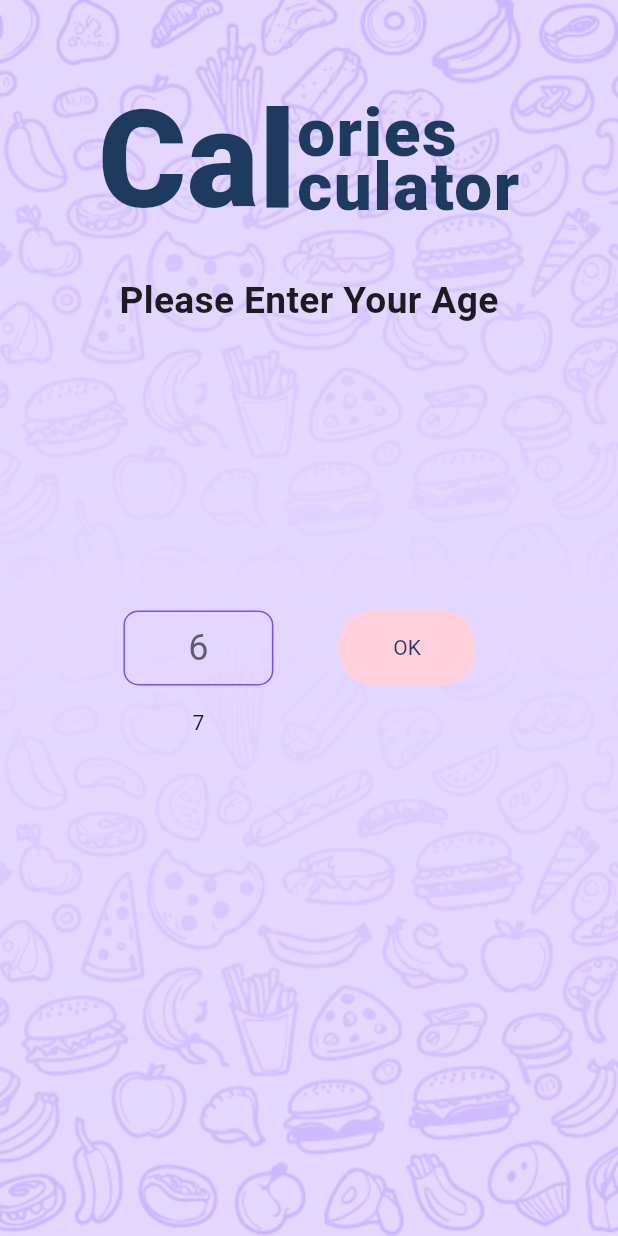
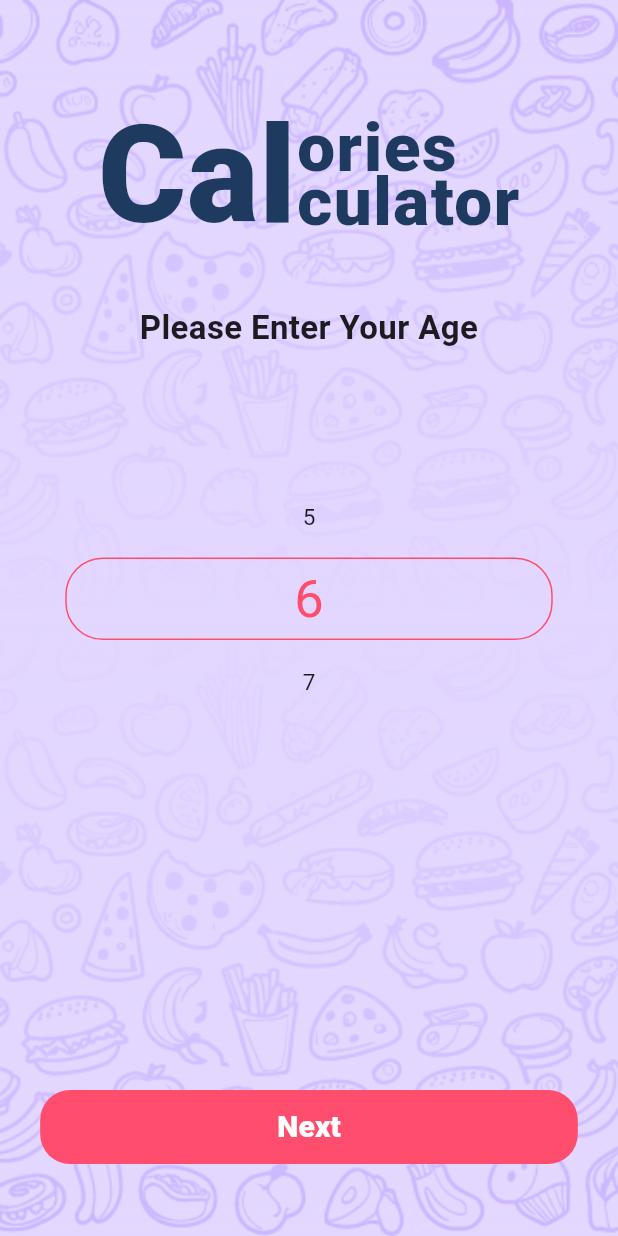
Before and after one commit to IzzaTech-Hub/CaloSmart, a Flutter app: the AgeView screen opened by its route, on a phone screen of 412 x 824 dp. Run offline on Flutter 3.47's test engine with Material 3 defaults, Android fonts, the light colour scheme and no system bars; drawn by our look-alikes of numberpicker; our stand-ins replace fl_chart, get, google_generative_ai, image_picker, shared_preferences, sqflite; accounts and stored records are empty.

Commit message:
muazzam side2

```diff
--- a/lib/app/modules/home/views/age_view.dart
+++ b/lib/app/modules/home/views/age_view.dart
@@ -73,9 +73,10 @@ class AgeView extends GetView<AgeController> {
             ),
           ),
           Padding(
-            padding: EdgeInsets.symmetric(vertical: size.height * 0.3),
+              padding: EdgeInsets.only(top: size.height * 0.35),
               child: Column(
-              mainAxisAlignment: MainAxisAlignment.start, // Aligns to the top
+                  mainAxisAlignment:
+                      MainAxisAlignment.start, // Aligns to the top
                   crossAxisAlignment: CrossAxisAlignment.center,
                   children: [
                     Row(
@@ -116,41 +117,41 @@ class AgeView extends GetView<AgeController> {
                         )
                       ],
                     ),
-                verticalSpace(size.height * 0.15),
+                    verticalSpace(size.height * 0.2),
                     Text(
                       "Please Enter Your Age",
-                  style: TextStyle(
-                      fontWeight: FontWeight.bold,
-                      fontSize: size.height * 0.12),
+                      style:
+                          TextStyle(fontWeight: FontWeight.bold, fontSize: 22),
                       textAlign: TextAlign.center,
                     ),
-                SizedBox(height: SizeConfig.screenHeight * 0.015),
+                    SizedBox(height: SizeConfig.screenHeight * 0.1),
                     Obx(() => InkWell(
                           onTap: () =>
                               print("My age is ${controller.selectedNumber}"),
-                      child: Container(
-                        decoration: BoxDecoration(
-                            // color: Colors.white,
-                            borderRadius: BorderRadius.circular(
-                                SizeConfig.screenHeight * 0.05)),
-                        height: SizeConfig.screenHeight * 0.49,
-                        width: SizeConfig.screenWidth * 0.75,
-                        child: Row(
+                          child: Column(
+                            mainAxisAlignment: MainAxisAlignment.spaceBetween,
                             crossAxisAlignment: CrossAxisAlignment.center,
-                          mainAxisAlignment: MainAxisAlignment.spaceEvenly,
                             children: [
                               NumberPicker(
                                 value: controller.selectedNumber.value,
-                              minValue: 6,
-                              maxValue: 95,
+                                minValue: 1,
+                                maxValue: 100,
+                                itemHeight: 55,
+                                itemWidth: 325,
+                                textStyle: TextStyle(fontSize: 15),
+                                selectedTextStyle: TextStyle(
+                                    fontSize: 35,
+                                    color: AppColors.secondaryColor),
+                                axis: Axis.vertical,
                                 onChanged: (newValue) =>
                                     controller.selectedNumber.value = newValue,
                                 decoration: BoxDecoration(
-                                borderRadius: BorderRadius.circular(10),
-                                border:
-                                    Border.all(color: Colors.deepPurpleAccent),
+                                    borderRadius: BorderRadius.circular(25),
+                                    border: Border.all(
+                                        color: AppColors.secondaryColor),
+                                    shape: BoxShape.rectangle),
                               ),
-                            ),
+                              verticalSpace(size.height * 1.15),
                               TextButton(
                                 onPressed: () async {
                                   final prefs =
@@ -163,27 +164,24 @@ class AgeView extends GetView<AgeController> {
                                 },
                                 child: Container(
                                   decoration: BoxDecoration(
-                                  borderRadius:
-                                      BorderRadius.circular(size.height * 0.15),
-                                  color: AppColors.primaryColor,
+                                    borderRadius: BorderRadius.circular(20),
+                                    color: AppColors.secondaryColor,
                                   ),
-                                height: size.height * 0.25,
-                                width: size.width * 0.25,
+                                  height: SizeConfig.screenHeight * 0.06,
+                                  width: SizeConfig.screenWidth * 0.87,
                                   child: Center(
-                                  child: Text('OK',
+                                    child: Text('Next',
                                         style: TextStyle(
-                                          fontWeight: FontWeight.w400,
-                                          color: AppColors.onPrimaryColor)),
+                                            fontWeight: FontWeight.w800,
+                                            fontSize: 20,
+                                            color: Colors.white)),
                                   ),
                                 ),
                               ),
                             ],
                           ),
-                      ),
                         )),
-              ],
-            ),
-          ),
+                  ])),
         ]),
       ),
     );
--- a/lib/app/modules/home/views/comparison_view.dart
+++ b/lib/app/modules/home/views/comparison_view.dart
@@ -1,6 +1,7 @@
 import 'package:calories_detector/app/modules/ResponseScreen/controllers/response_screen_controller.dart';
 import 'package:calories_detector/app/modules/home/controllers/comparison_controller.dart';
 import 'package:calories_detector/app/modules/home/views/home_view.dart';
+import 'package:calories_detector/app/modules/utills/app_colors.dart';
 import 'package:calories_detector/sizeConfig.dart';
 import 'package:flutter/material.dart';
 import 'package:get/get.dart';
@@ -242,7 +243,7 @@ class ComparisonView extends GetView<ComparisonController> {
           Container(
               height: size.height * 1.2,
               width: size.width * 2,
-              color: tertoryColor,
+              color: AppColors.tertoryColor,
               child: Column(
                   // mainAxisAlignment: MainAxisAlignment.start,
                   crossAxisAlignment: CrossAxisAlignment.start,
--- a/lib/app/modules/home/views/gender_view.dart
+++ b/lib/app/modules/home/views/gender_view.dart
@@ -115,7 +115,7 @@ class gender_view extends GetView<GenderController> {
                   "Please Enter Your Gender",
                   style: TextStyle(
                       fontWeight: FontWeight.bold,
-                      fontSize: size.height * 0.12),
+                      fontSize: 20),
                   textAlign: TextAlign.center,
                 ),
                 verticalSpace(size.height * 0.5),
--- a/lib/app/modules/home/views/goal_view.dart
+++ b/lib/app/modules/home/views/goal_view.dart
@@ -112,7 +112,7 @@ class goalView extends GetView<GoalController> {
                   "What is Your Goal?",
                   style: TextStyle(
                       fontWeight: FontWeight.bold,
-                      fontSize: size.height * 0.12),
+                      fontSize: 20),
                   textAlign: TextAlign.center,
                 ),
                 verticalSpace(size.height * 0.5),
--- a/lib/app/routes/app_pages.dart
+++ b/lib/app/routes/app_pages.dart
@@ -27,7 +27,7 @@ class AppPages {
   AppPages._();
 
   static const INITIAL = Routes.SPLASH_SCREEN;
-  static const AGE_SCREEN = Routes.AGE_SCREEN;
+  static const HOME= Routes.HOME;
   // static const Home = Routes.HOME;
 
   static final routes = [
--- a/lib/main.dart
+++ b/lib/main.dart
@@ -15,7 +15,7 @@ void main() async {
       debugShowCheckedModeBanner: false,
       title: "Application",
       initialRoute: AppPages.INITIAL,
-      // initialRoute: AppPages.AGE_SCREEN,
+      // initialRoute: AppPages.HOME,
       getPages: AppPages.routes,
     ),
 
```
Also changed, not shown: lib/app/modules/home/views/home_view.dart (+24 -21 lines). Lines whose indentation alone changed are shown as unchanged.
